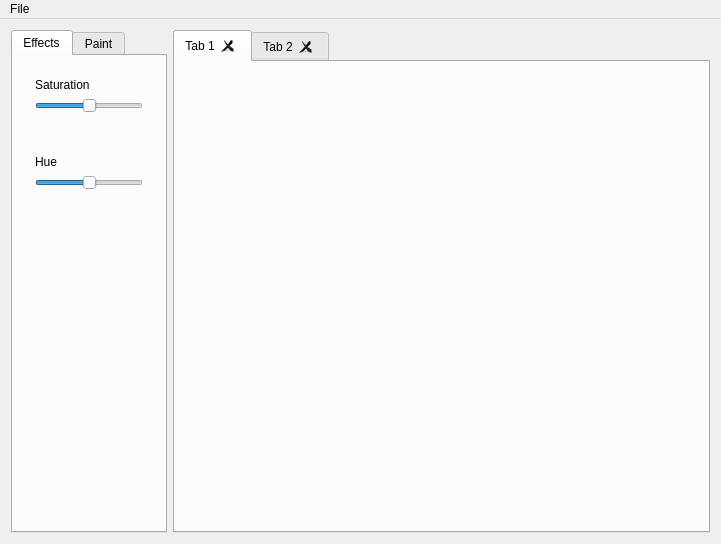
Above: EditPro/MainWindow.ui from goneyacine/Edit-Pro before the change. Below: the same form after it.
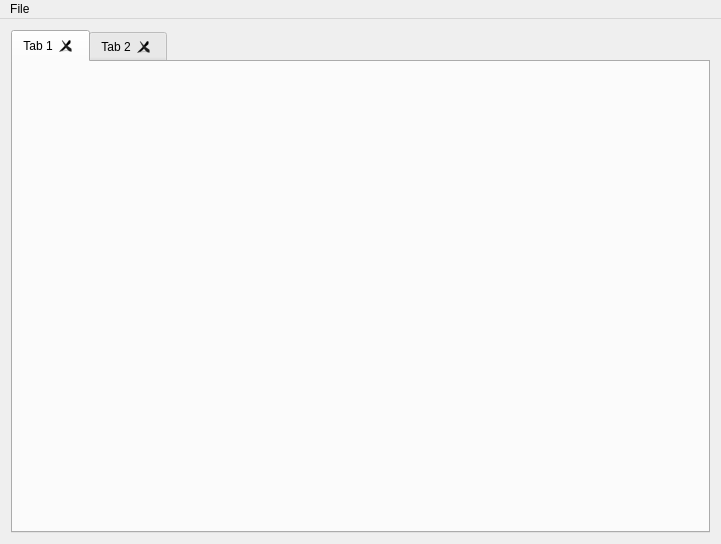
That is the form after the change.

```diff
--- a/EditPro/MainWindow.ui
+++ b/EditPro/MainWindow.ui
@@ -15,11 +15,20 @@
   </property>
   <widget class="QWidget" name="centralWidget">
    <layout class="QGridLayout" name="gridLayout_3">
-    <item row="0" column="1">
+    <item row="0" column="0">
      <widget class="QTabWidget" name="displayTabs">
       <property name="currentIndex">
        <number>0</number>
       </property>
+      <property name="iconSize">
+       <size>
+        <width>8</width>
+        <height>8</height>
+       </size>
+      </property>
+      <property name="elideMode">
+       <enum>Qt::ElideLeft</enum>
+      </property>
       <property name="tabsClosable">
        <bool>true</bool>
       </property>
@@ -43,183 +52,6 @@
       </widget>
      </widget>
     </item>
-    <item row="0" column="0">
-     <widget class="QTabWidget" name="tools_tabs">
-      <property name="sizePolicy">
-       <sizepolicy hsizetype="Preferred" vsizetype="Expanding">
-        <horstretch>0</horstretch>
-        <verstretch>0</verstretch>
-       </sizepolicy>
-      </property>
-      <property name="maximumSize">
-       <size>
-        <width>200</width>
-        <height>16777215</height>
-       </size>
-      </property>
-      <property name="currentIndex">
-       <number>0</number>
-      </property>
-      <property name="elideMode">
-       <enum>Qt::ElideNone</enum>
-      </property>
-      <property name="usesScrollButtons">
-       <bool>true</bool>
-      </property>
-      <property name="documentMode">
-       <bool>false</bool>
-      </property>
-      <property name="tabsClosable">
-       <bool>false</bool>
-      </property>
-      <property name="movable">
-       <bool>true</bool>
-      </property>
-      <property name="tabBarAutoHide">
-       <bool>false</bool>
-      </property>
-      <widget class="QWidget" name="effects_tab">
-       <attribute name="title">
-        <string>Effects</string>
-       </attribute>
-       <layout class="QVBoxLayout" name="verticalLayout_2">
-        <property name="spacing">
-         <number>20</number>
-        </property>
-        <property name="bottomMargin">
-         <number>9</number>
-        </property>
-        <item>
-         <widget class="QWidget" name="saturation_widget" native="true">
-          <property name="minimumSize">
-           <size>
-            <width>130</width>
-            <height>40</height>
-           </size>
-          </property>
-          <property name="cursor">
-           <cursorShape>OpenHandCursor</cursorShape>
-          </property>
-          <layout class="QVBoxLayout" name="verticalLayout">
-           <item>
-            <widget class="QLabel" name="saturation_title">
-             <property name="text">
-              <string>Saturation</string>
-             </property>
-             <property name="scaledContents">
-              <bool>false</bool>
-             </property>
-             <property name="wordWrap">
-              <bool>false</bool>
-             </property>
-            </widget>
-           </item>
-           <item>
-            <widget class="QSlider" name="saturation_slider">
-             <property name="cursor">
-              <cursorShape>ClosedHandCursor</cursorShape>
-             </property>
-             <property name="styleSheet">
-              <string notr="true"/>
-             </property>
-             <property name="maximum">
-              <number>100</number>
-             </property>
-             <property name="singleStep">
-              <number>1</number>
-             </property>
-             <property name="pageStep">
-              <number>1</number>
-             </property>
-             <property name="value">
-              <number>50</number>
-             </property>
-             <property name="orientation">
-              <enum>Qt::Horizontal</enum>
-             </property>
-             <property name="invertedAppearance">
-              <bool>false</bool>
-             </property>
-             <property name="invertedControls">
-              <bool>false</bool>
-             </property>
-             <property name="tickPosition">
-              <enum>QSlider::NoTicks</enum>
-             </property>
-             <property name="tickInterval">
-              <number>0</number>
-             </property>
-            </widget>
-           </item>
-          </layout>
-         </widget>
-        </item>
-        <item>
-         <widget class="QWidget" name="hue_widget" native="true">
-          <property name="minimumSize">
-           <size>
-            <width>130</width>
-            <height>40</height>
-           </size>
-          </property>
-          <property name="cursor">
-           <cursorShape>OpenHandCursor</cursorShape>
-          </property>
-          <layout class="QVBoxLayout" name="verticalLayout_3">
-           <item>
-            <widget class="QLabel" name="hue_title">
-             <property name="text">
-              <string>Hue</string>
-             </property>
-            </widget>
-           </item>
-           <item>
-            <widget class="QSlider" name="hue_slider">
-             <property name="cursor">
-              <cursorShape>ClosedHandCursor</cursorShape>
-             </property>
-             <property name="maximum">
-              <number>100</number>
-             </property>
-             <property name="pageStep">
-              <number>1</number>
-             </property>
-             <property name="value">
-              <number>50</number>
-             </property>
-             <property name="orientation">
-              <enum>Qt::Horizontal</enum>
-             </property>
-             <property name="tickPosition">
-              <enum>QSlider::NoTicks</enum>
-             </property>
-            </widget>
-           </item>
-          </layout>
-         </widget>
-        </item>
-        <item>
-         <spacer name="verticalSpacer">
-          <property name="orientation">
-           <enum>Qt::Vertical</enum>
-          </property>
-          <property name="sizeHint" stdset="0">
-           <size>
-            <width>20</width>
-            <height>40</height>
-           </size>
-          </property>
-         </spacer>
-        </item>
-       </layout>
-      </widget>
-      <widget class="QWidget" name="paint_tab">
-       <attribute name="title">
-        <string>Paint</string>
-       </attribute>
-      </widget>
-     </widget>
-    </item>
    </layout>
   </widget>
   <widget class="QMenuBar" name="menuBar">
```
Left out of the diff: 6 changed lines with no effect on the pictures.
